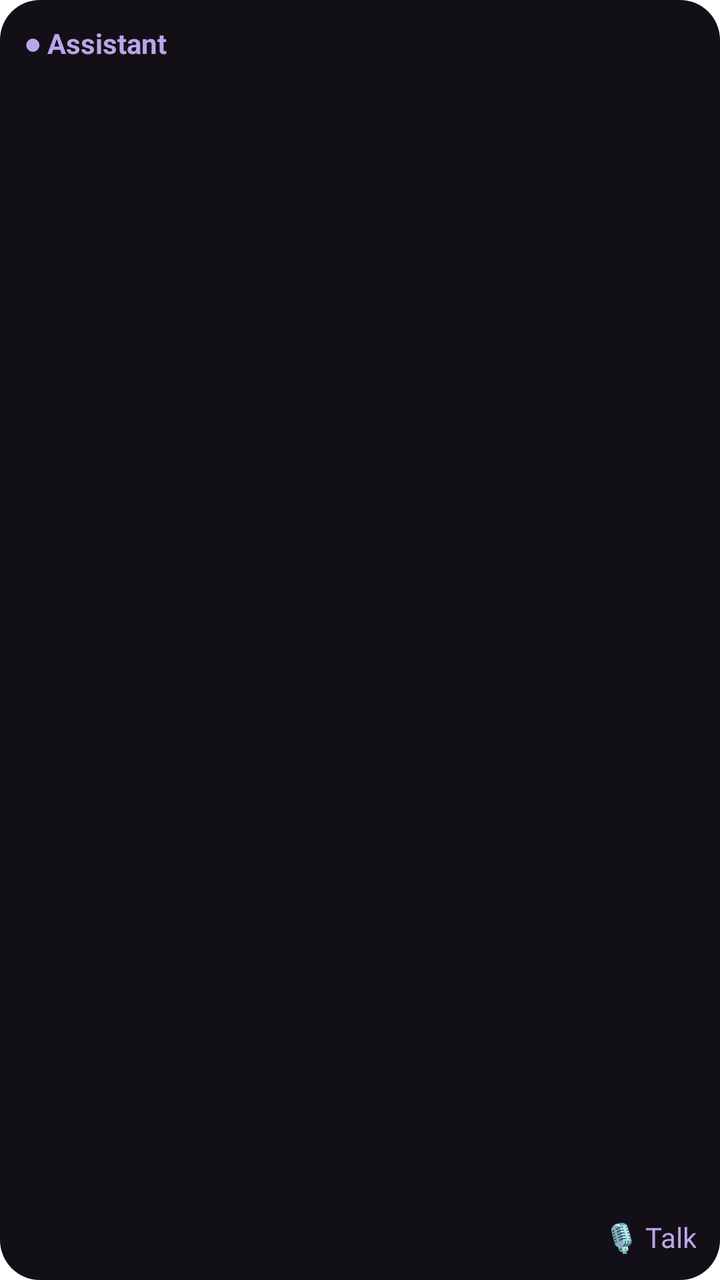
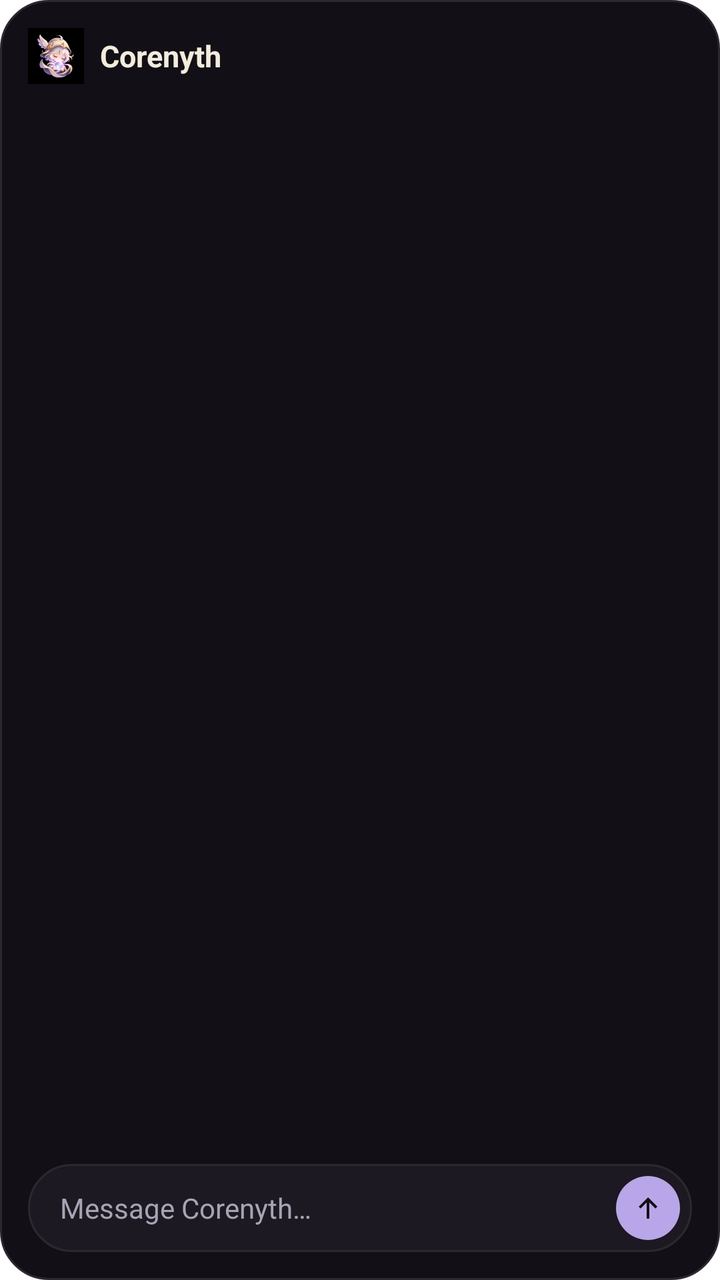

Two renders of the same Android screen: before a commit and after it. Below are the layout's source before the change and the commit's diff.
<!-- AndroidManifest.xml: fallback theme Theme.MaterialComponents.DayNight.NoActionBar -->
<!-- res/layout/assistant_widget.xml -->
<?xml version="1.0" encoding="utf-8"?>
<LinearLayout xmlns:android="http://schemas.android.com/apk/res/android"
    android:id="@+id/widget_root"
    android:layout_width="match_parent"
    android:layout_height="match_parent"
    android:orientation="vertical"
    android:padding="12dp"
    android:background="@drawable/widget_bg">

    <TextView
        android:layout_width="wrap_content"
        android:layout_height="wrap_content"
        android:text="● Assistant"
        android:textColor="@color/corenyth_lavender"
        android:textStyle="bold"/>

    <TextView
        android:id="@+id/widget_count"
        android:layout_width="wrap_content"
        android:layout_height="wrap_content"
        android:textColor="@color/corenyth_muted"/>

    <TextView
        android:id="@+id/widget_list"
        android:layout_width="match_parent"
        android:layout_height="0dp"
        android:layout_weight="1"
        android:paddingTop="6dp"
        android:textColor="@color/corenyth_ivory"/>

    <TextView
        android:layout_width="match_parent"
        android:layout_height="wrap_content"
        android:gravity="end"
        android:text="🎙 Talk"
        android:textColor="@color/corenyth_lavender"/>
</LinearLayout>
<!-- resources referenced by this layout -->
<resources>
  <color name="corenyth_ivory">#F3ECDD</color>
  <color name="corenyth_lavender">#B9A6E8</color>
  <color name="corenyth_muted">#A9A3B5</color>
  <!-- drawable widget_bg (drawable) -->
  <?xml version="1.0" encoding="utf-8"?>
  <shape xmlns:android="http://schemas.android.com/apk/res/android">
      <solid android:color="@color/corenyth_surface"/>
      <corners android:radius="20dp"/>
  </shape>
  <color name="corenyth_surface">#121016</color>
</resources>

<!-- the commit's change to res/layout/assistant_widget.xml (unified diff, before → after) -->
@@ -4,34 +4,74 @@
     android:layout_width="match_parent"
     android:layout_height="match_parent"
     android:orientation="vertical"
-    android:padding="12dp"
+    android:padding="14dp"
     android:background="@drawable/widget_bg">
 
-    <TextView
-        android:layout_width="wrap_content"
+    <LinearLayout
+        android:layout_width="match_parent"
         android:layout_height="wrap_content"
-        android:text="● Assistant"
-        android:textColor="@color/corenyth_lavender"
-        android:textStyle="bold"/>
+        android:gravity="center_vertical"
+        android:orientation="horizontal">
 
-    <TextView
-        android:id="@+id/widget_count"
-        android:layout_width="wrap_content"
-        android:layout_height="wrap_content"
-        android:textColor="@color/corenyth_muted"/>
+        <ImageView
+            android:layout_width="28dp"
+            android:layout_height="28dp"
+            android:importantForAccessibility="no"
+            android:src="@drawable/widget_logo"/>
+
+        <TextView
+            android:layout_width="0dp"
+            android:layout_height="wrap_content"
+            android:layout_weight="1"
+            android:paddingStart="8dp"
+            android:text="Corenyth"
+            android:textColor="@color/corenyth_ivory"
+            android:textSize="15sp"
+            android:textStyle="bold"/>
+
+        <TextView
+            android:id="@+id/widget_count"
+            android:layout_width="wrap_content"
+            android:layout_height="wrap_content"
+            android:textColor="@color/corenyth_muted"
+            android:textSize="12sp"/>
+    </LinearLayout>
 
     <TextView
         android:id="@+id/widget_list"
         android:layout_width="match_parent"
         android:layout_height="0dp"
         android:layout_weight="1"
-        android:paddingTop="6dp"
-        android:textColor="@color/corenyth_ivory"/>
+        android:ellipsize="end"
+        android:lineSpacingExtra="3dp"
+        android:paddingTop="8dp"
+        android:paddingBottom="8dp"
+        android:textColor="@color/corenyth_ivory"
+        android:textSize="13sp"/>
 
-    <TextView
+    <LinearLayout
+        android:id="@+id/widget_message"
         android:layout_width="match_parent"
-        android:layout_height="wrap_content"
-        android:gravity="end"
-        android:text="🎙 Talk"
-        android:textColor="@color/corenyth_lavender"/>
+        android:layout_height="44dp"
+        android:background="@drawable/widget_pill"
+        android:gravity="center_vertical"
+        android:orientation="horizontal"
+        android:paddingStart="16dp"
+        android:paddingEnd="6dp">
+
+        <TextView
+            android:layout_width="0dp"
+            android:layout_height="wrap_content"
+            android:layout_weight="1"
+            android:maxLines="1"
+            android:text="Message Corenyth…"
+            android:textColor="@color/corenyth_muted"
+            android:textSize="14sp"/>
+
+        <ImageView
+            android:layout_width="32dp"
+            android:layout_height="32dp"
+            android:contentDescription="Open Corenyth"
+            android:src="@drawable/widget_send"/>
+    </LinearLayout>
 </LinearLayout>
<!-- resource entries referenced after the edit -->
@@ -2,13 +2,43 @@
 <resources>
   <color name="corenyth_ivory">#F3ECDD</color>
   <color name="corenyth_lavender">#B9A6E8</color>
+  <!-- drawable widget_arrow (drawable) -->
+  <?xml version="1.0" encoding="utf-8"?>
+  <vector xmlns:android="http://schemas.android.com/apk/res/android"
+      android:width="16dp" android:height="16dp"
+      android:viewportWidth="24" android:viewportHeight="24">
+      <path android:fillColor="@color/corenyth_surface"
+          android:pathData="M12,4l-7,7l1.41,1.41L11,7.83V20h2V7.83l4.59,4.58L19,11z"/>
+  </vector>
   <color name="corenyth_muted">#A9A3B5</color>
   <!-- drawable widget_bg (drawable) -->
   <?xml version="1.0" encoding="utf-8"?>
   <shape xmlns:android="http://schemas.android.com/apk/res/android">
       <solid android:color="@color/corenyth_surface"/>
-      <corners android:radius="20dp"/>
+      <stroke android:width="1dp" android:color="@color/corenyth_outline"/>
+      <corners android:radius="24dp"/>
   </shape>
+  <!-- drawable widget_logo: png bitmap (drawable-nodpi, 37783 bytes) -->
+  <!-- drawable widget_pill (drawable) -->
+  <?xml version="1.0" encoding="utf-8"?>
+  <shape xmlns:android="http://schemas.android.com/apk/res/android">
+      <solid android:color="@color/corenyth_surface_raised"/>
+      <stroke android:width="1dp" android:color="@color/corenyth_outline"/>
+      <corners android:radius="999dp"/>
+  </shape>
+  <!-- drawable widget_send (drawable) -->
+  <?xml version="1.0" encoding="utf-8"?>
+  <layer-list xmlns:android="http://schemas.android.com/apk/res/android">
+      <item>
+          <shape android:shape="oval">
+              <solid android:color="@color/corenyth_lavender"/>
+          </shape>
+      </item>
+      <item android:drawable="@drawable/widget_arrow"
+          android:top="8dp" android:bottom="8dp" android:left="8dp" android:right="8dp"/>
+  </layer-list>
   <color name="corenyth_surface">#121016</color>
+  <color name="corenyth_outline">#2B292F</color>
+  <color name="corenyth_surface_raised">#1C1922</color>
 </resources>
 
